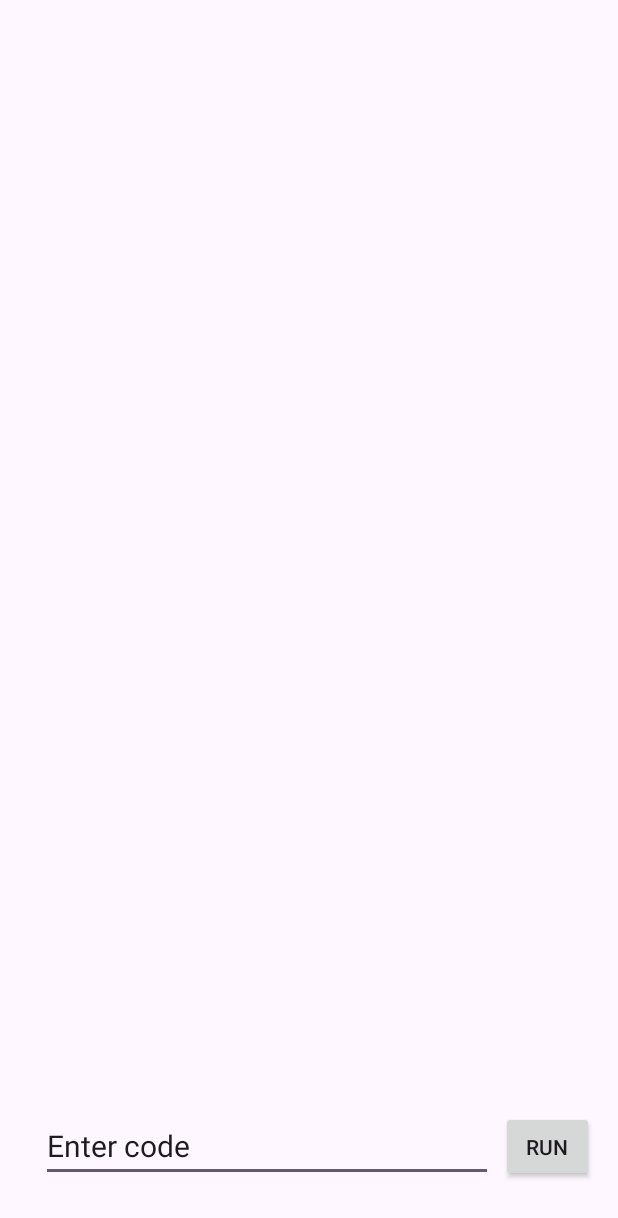
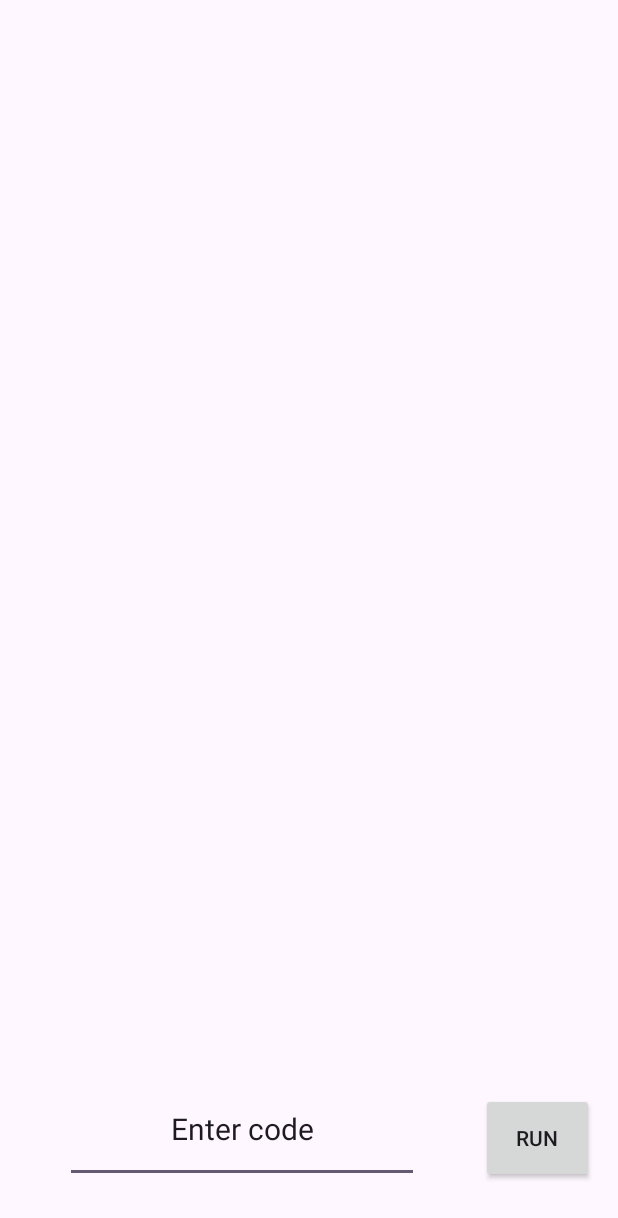
Before and after one commit to CodeThyDominus/Syntax_Spy, an Android app: the screen it shows after launch (MainActivity), on a phone screen of 412 x 824 dp. Shown: the top 1218 px of the screen. Run offline under Robolectric (Android 15) with nearby library versions, the phone set to English and light mode, and no system bars.

Commit message:
building UI for MainActivity

```diff
--- a/app/src/main/res/layout/activity_main.xml
+++ b/app/src/main/res/layout/activity_main.xml
@@ -11,10 +11,12 @@
 
     <EditText
         android:id="@+id/enter_code"
-        android:layout_width="301dp"
-        android:layout_height="47dp"
+        android:layout_width="236dp"
+        android:layout_height="60dp"
         android:text="@string/code_enter"
         android:textSize="20sp"
+        android:textAlignment="center"
+        android:gravity="center_horizontal"
         app:layout_constraintBottom_toBottomOf="parent"
         app:layout_constraintEnd_toEndOf="parent"
         app:layout_constraintHorizontal_bias="0.245"
@@ -24,16 +26,15 @@
 
     <androidx.appcompat.widget.AppCompatButton
         android:id="@+id/run_btn"
-        android:layout_width="62dp"
-        android:layout_height="47dp"
+        android:layout_width="75dp"
+        android:layout_height="60dp"
         android:text="@string/run_btn"
         app:layout_constraintBottom_toBottomOf="parent"
         app:layout_constraintEnd_toEndOf="parent"
-        app:layout_constraintHorizontal_bias="0.954"
+        app:layout_constraintHorizontal_bias="0.952"
         app:layout_constraintStart_toStartOf="parent"
         app:layout_constraintTop_toTopOf="parent"
         app:layout_constraintVertical_bias="0.954" />
 
 
-
 </androidx.constraintlayout.widget.ConstraintLayout>
```
